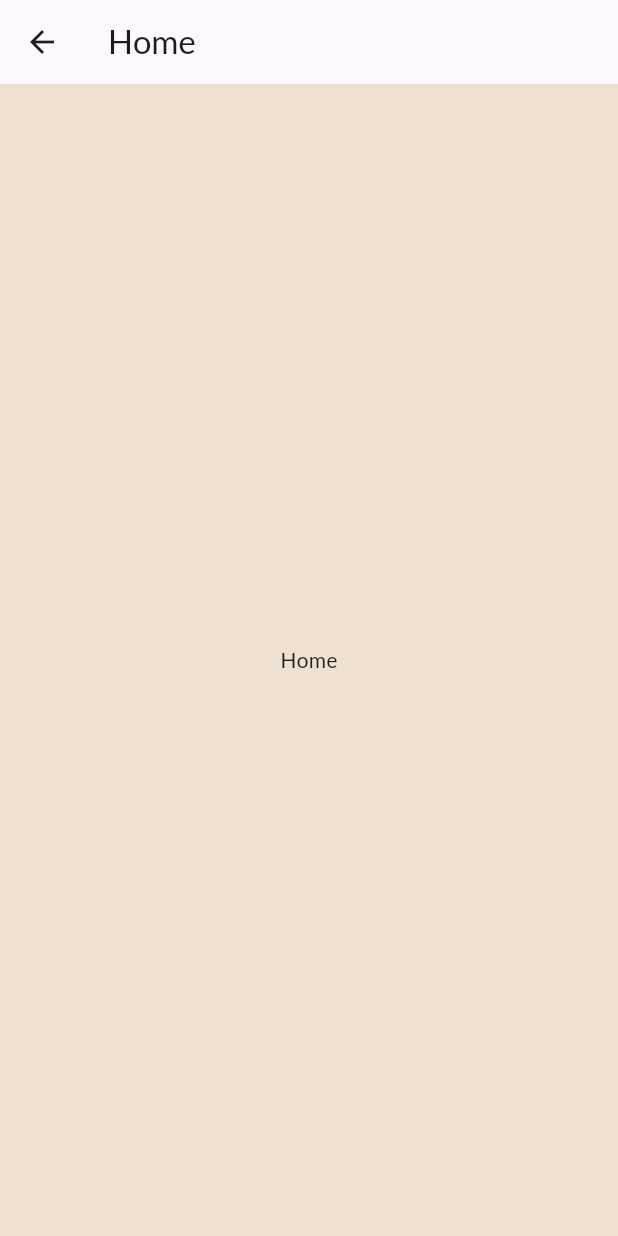
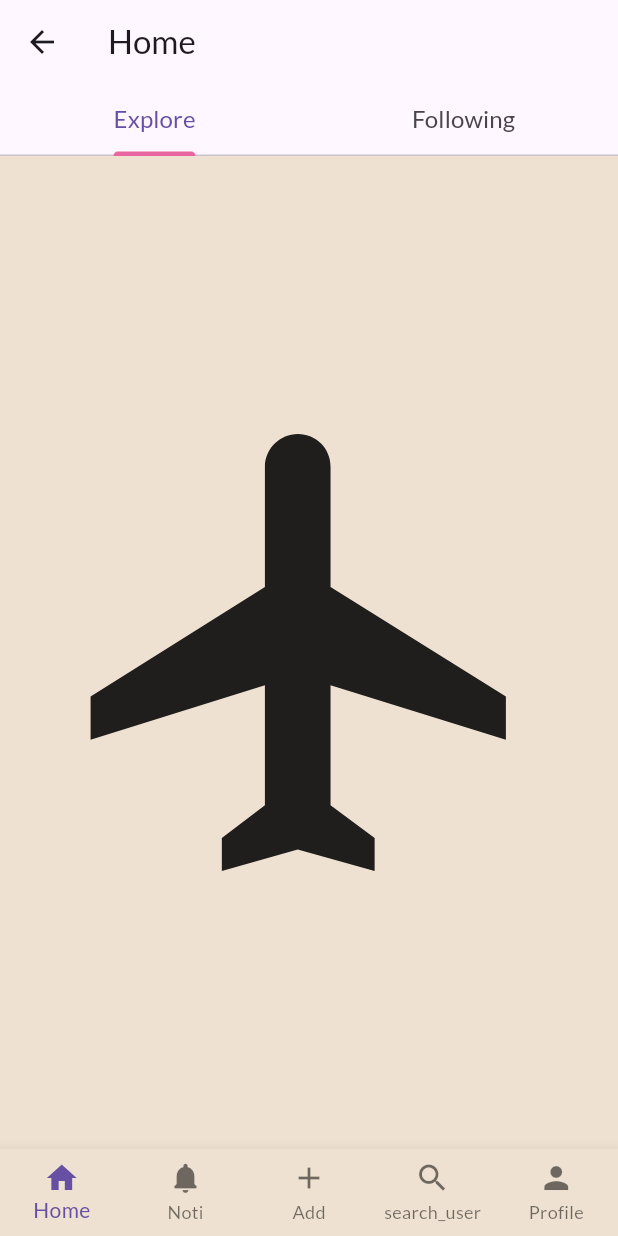
Before and after one commit to milindnair/Echo, a Flutter app: the HomeScreen screen opened by its route, on a phone screen of 412 x 824 dp. Run offline on Flutter 3.47's test engine with Material 2 defaults, Android fonts, the phone set to English and light mode, and no system bars; our stand-ins replace cloud_firestore, firebase_auth, firebase_core, google_fonts; accounts and stored records are empty.

Commit message:
feat:added screens,tabs; fix:routing

```diff
--- a/lib/screens/home/home.dart
+++ b/lib/screens/home/home.dart
@@ -1,15 +1,90 @@
+import 'package:echo/main.dart';
 import 'package:flutter/material.dart';
+import 'package:echo/screens/home/home_posts.dart';
+import 'package:echo/screens/notification/notification.dart';
+import 'package:echo/screens/profile/profile.dart';
+import 'package:echo/screens/search/search.dart';
+import 'package:echo/screens/addPost/addpost.dart';
 
-class HomeScreen extends StatelessWidget {
+class HomeScreen extends StatefulWidget {
   const HomeScreen({Key? key}) : super(key: key);
+
+  @override
+  State<HomeScreen> createState() => _HomeScreenState();
+
+}
+
+class _HomeScreenState extends State<HomeScreen> {
+  int _currentIndex = 0;
+
   @override
   Widget build(BuildContext context) {
+    Widget body;
+    String appBarTitle = 'Home';
+
+    switch (_currentIndex) {
+      case 0:
+        body = const HomeTab();
+        break;
+      case 1:
+        body = const NotificationScreen();
+        appBarTitle = 'Notifications';
+        break;
+      case 2:
+        body = const AddPost() ;
+        appBarTitle = 'Add';
+        break;
+      case 3:
+        body = const Search();
+        appBarTitle = 'Search User';
+        break;
+      case 4:
+        body = const Profile();
+        appBarTitle = 'Profile';
+        break;
+      default:
+        body = const Center(child: Text('Unknown'));
+    }
+
     return Scaffold(
-      appBar: AppBar(
-        title: const Text('Home'),
-      ),
-      body: const Center(
-        child: Text('Home'),
+      appBar: _currentIndex != 0
+          ? AppBar(
+              title: Text(appBarTitle),
+              backgroundColor: Theme.of(context).scaffoldBackgroundColor,
+            )
+          : null,
+      body: body,
+      bottomNavigationBar: BottomNavigationBar(
+        backgroundColor: theme.scaffoldBackgroundColor, // Set your desired background color
+        type: BottomNavigationBarType.fixed,
+        currentIndex: _currentIndex,
+        onTap: (index) {
+          setState(() {
+            _currentIndex = index;
+          });
+        },
+        items: const [
+          BottomNavigationBarItem(
+            icon: Icon(Icons.home),
+            label: 'Home',
+          ),
+          BottomNavigationBarItem(
+            icon: Icon(Icons.notifications_rounded),
+            label: 'Noti',
+          ),
+          BottomNavigationBarItem(
+            icon: Icon(Icons.add),
+            label: 'Add',
+          ),
+          BottomNavigationBarItem(
+            icon: Icon(Icons.search),
+            label: 'search_user',
+          ),
+          BottomNavigationBarItem(
+            icon: Icon(Icons.person),
+            label: 'Profile',
+          ),
+        ],
       ),
     );
   }
--- /dev/null
+++ b/lib/screens/home/home_posts.dart
@@ -0,0 +1,41 @@
+import 'package:flutter/material.dart';
+
+class HomeTab extends StatelessWidget {
+  const HomeTab({Key? key}) : super(key: key);
+
+  @override
+  Widget build(BuildContext context) {
+    return DefaultTabController(
+      length: 2,
+      child: Scaffold(
+        appBar: AppBar(
+          bottom: const TabBar(
+            indicatorColor: Color(0xFFE966A0),
+            tabs: [
+              Tab(
+                child: Text(
+                  'Explore',
+                  style:
+                      TextStyle(fontSize: 16), // Adjust the font size as needed
+                ),
+              ),
+              Tab(
+                  child: Text(
+                'Following',
+                style:
+                    TextStyle(fontSize: 16), // Adjust the font size as needed
+              )),
+            ],
+          ),
+          title: const Text('Home'),
+        ),
+        body: const TabBarView(
+          children: [
+            Icon(Icons.flight, size: 350),
+            Icon(Icons.directions_transit, size: 350),
+          ],
+        ),
+      ),
+    );
+  }
+}
--- /dev/null
+++ b/lib/screens/profile/profile.dart
@@ -0,0 +1,17 @@
+import 'package:flutter/material.dart';
+
+class Profile extends StatelessWidget{
+  const Profile({Key? key}) : super(key: key);
+
+  @override
+  Widget build(BuildContext context){
+    return Scaffold(
+      body: Center(
+        child: Text(
+          'Profile',
+          style: TextStyle(fontSize: 24),
+        ),
+      ),
+    );
+  }
+}
--- /dev/null
+++ b/lib/screens/search/search.dart
@@ -0,0 +1,17 @@
+import 'package:flutter/material.dart';
+
+class Search extends StatelessWidget {
+  const Search({Key? key}) : super(key: key);
+
+  @override
+  Widget build(BuildContext context) {
+    return const Scaffold(
+      body: Center(
+        child: Text(
+          'Search',
+          style: TextStyle(fontSize: 24),
+        ),
+      ),
+    );
+  }
+}
```
Also changed, not shown: lib/screens/addPost/addpost.dart (added, +28 -0 lines), lib/screens/notification/notification.dart (added, +17 -0 lines).
